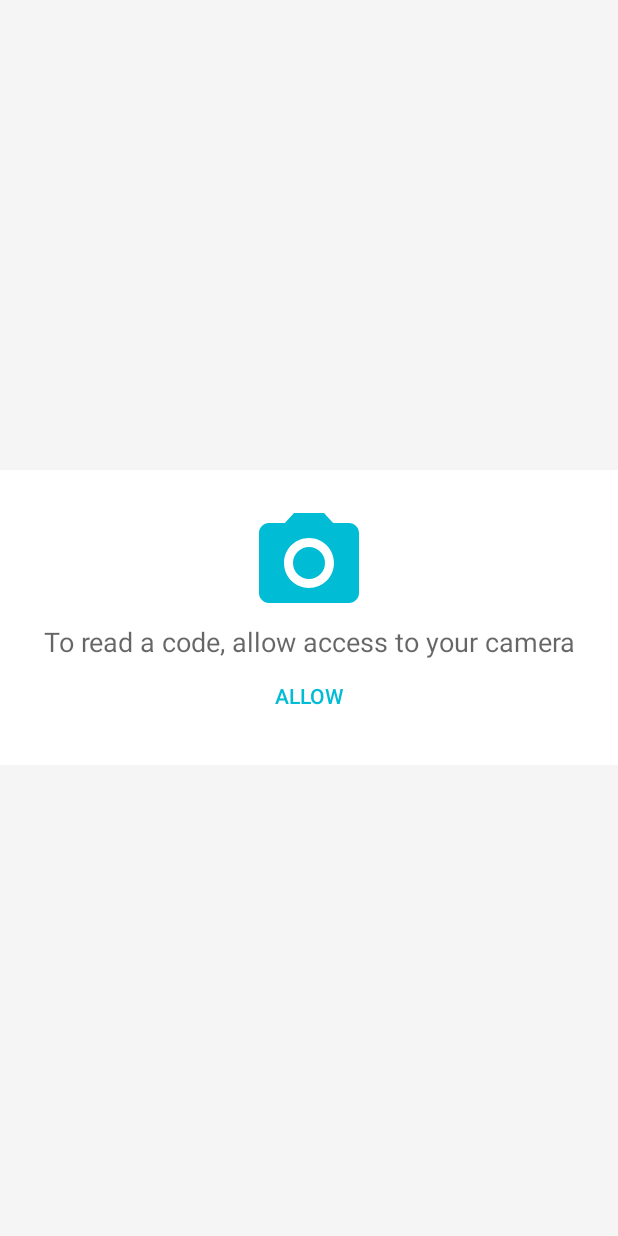
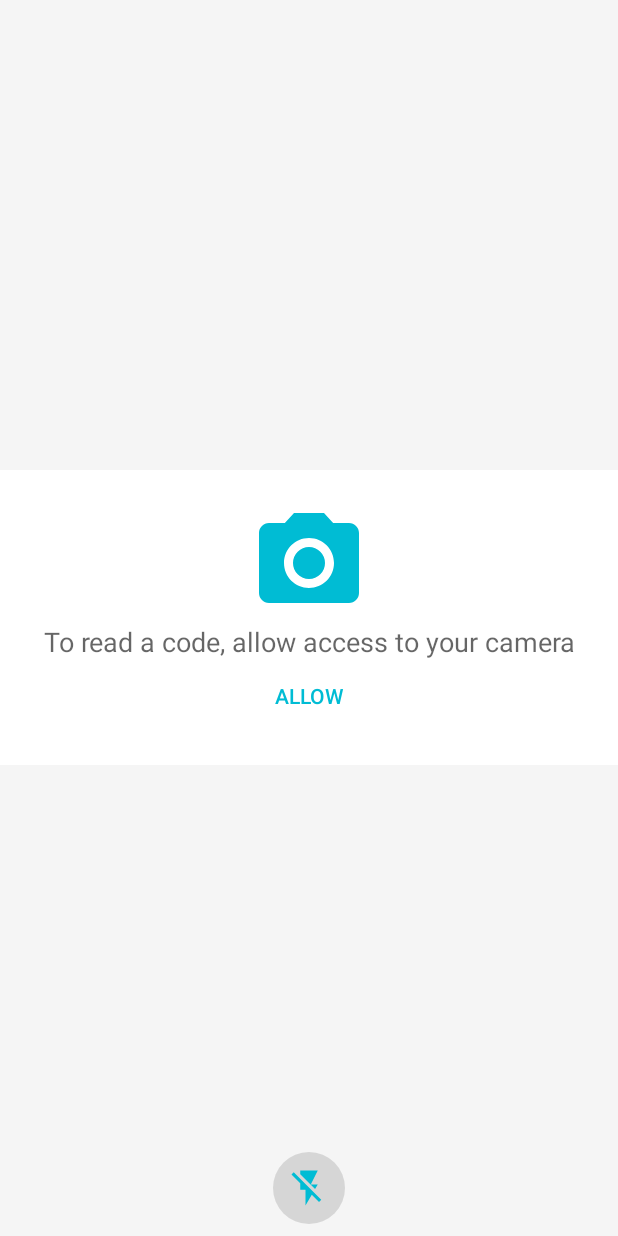
Before and after one commit to fbvictorhugo/barcode-app, an Android app: the layout fragment_camera.xml on its own in the app's theme, with its tools: preview values and no code run, on a phone screen of 412 x 824 dp. Run offline under Robolectric (Android 15) with nearby library versions, the phone set to English and light mode, and no system bars.

Commit message:
Enable flashlight on camera

```diff
--- /dev/null
+++ b/app/src/main/res/drawable/button_flash.xml
@@ -0,0 +1,32 @@
+<?xml version="1.0" encoding="utf-8"?>
+<layer-list xmlns:android="http://schemas.android.com/apk/res/android">
+
+
+    <item>
+        <ripple xmlns:android="http://schemas.android.com/apk/res/android"
+                android:color="?android:attr/colorControlHighlight">
+            <item android:id="@android:id/mask">
+                <shape android:shape="oval">
+                    <solid android:color="@android:color/white"/>
+                    <size
+                        android:width="48dp"
+                        android:height="48dp"/>
+                    <padding
+                        android:bottom="10dp"
+                        android:left="10dp"
+                        android:right="10dp"
+                        android:top="10dp"/>
+                </shape>
+            </item>
+
+            <item>
+                <shape android:shape="oval">
+                    <solid android:color="#20000000"/>
+                </shape>
+            </item>
+
+        </ripple>
+    </item>
+
+    <item android:drawable="@drawable/selector_toggle_flash"/>
+</layer-list>
--- /dev/null
+++ b/app/src/main/res/drawable/ic_flash_off_24dp.xml
@@ -0,0 +1,9 @@
+<vector xmlns:android="http://schemas.android.com/apk/res/android"
+        android:width="24dp"
+        android:height="24dp"
+        android:viewportHeight="24.0"
+        android:viewportWidth="24.0">
+    <path
+        android:fillColor="@color/accent"
+        android:pathData="M3.27,3L2,4.27l5,5V13h3v9l3.58,-6.14L17.73,20 19,18.73 3.27,3zM17,10h-4l4,-8H7v2.18l8.46,8.46L17,10z"/>
+</vector>
--- /dev/null
+++ b/app/src/main/res/drawable/ic_flash_on_24dp.xml
@@ -0,0 +1,9 @@
+<vector xmlns:android="http://schemas.android.com/apk/res/android"
+        android:width="24dp"
+        android:height="24dp"
+        android:viewportHeight="24.0"
+        android:viewportWidth="24.0">
+    <path
+        android:fillColor="@color/accent"
+        android:pathData="M7,2v11h3v9l7,-12h-4l4,-8z"/>
+</vector>
--- /dev/null
+++ b/app/src/main/res/drawable/selector_toggle_flash.xml
@@ -0,0 +1,5 @@
+<?xml version="1.0" encoding="utf-8"?>
+<selector xmlns:android="http://schemas.android.com/apk/res/android">
+    <item android:drawable="@drawable/ic_flash_on_24dp" android:state_selected="true"/>
+    <item android:drawable="@drawable/ic_flash_off_24dp" android:state_selected="false"/>
+</selector>
--- a/app/src/main/res/layout/fragment_camera.xml
+++ b/app/src/main/res/layout/fragment_camera.xml
@@ -10,6 +10,18 @@
         android:layout_width="match_parent"
         android:layout_height="match_parent"
         tools:visibility="invisible"/>
+
+    <net.fbvictorhugo.barcode.ui.ToggleImageButton
+        android:id="@+id/fragment_camera_button_flash"
+        android:layout_width="wrap_content"
+        android:layout_height="wrap_content"
+        android:layout_gravity="center_horizontal|bottom"
+        android:layout_margin="8dp"
+        android:background="@drawable/button_flash"
+        android:minHeight="48dp"
+        android:minWidth="48dp"
+        android:visibility="gone"
+        tools:visibility="visible"/>
 
     <LinearLayout
         android:id="@+id/fragment_camera_layout_permision"
```
Also changed, not shown: app/build.gradle (+4 -4 lines), app/src/main/java/net/fbvictorhugo/barcode/ui/ToggleImageButton.java (added, +59 -0 lines), app/src/main/java/net/fbvictorhugo/barcode/ui/fragment/CameraFragment.java (+50 -0 lines).
